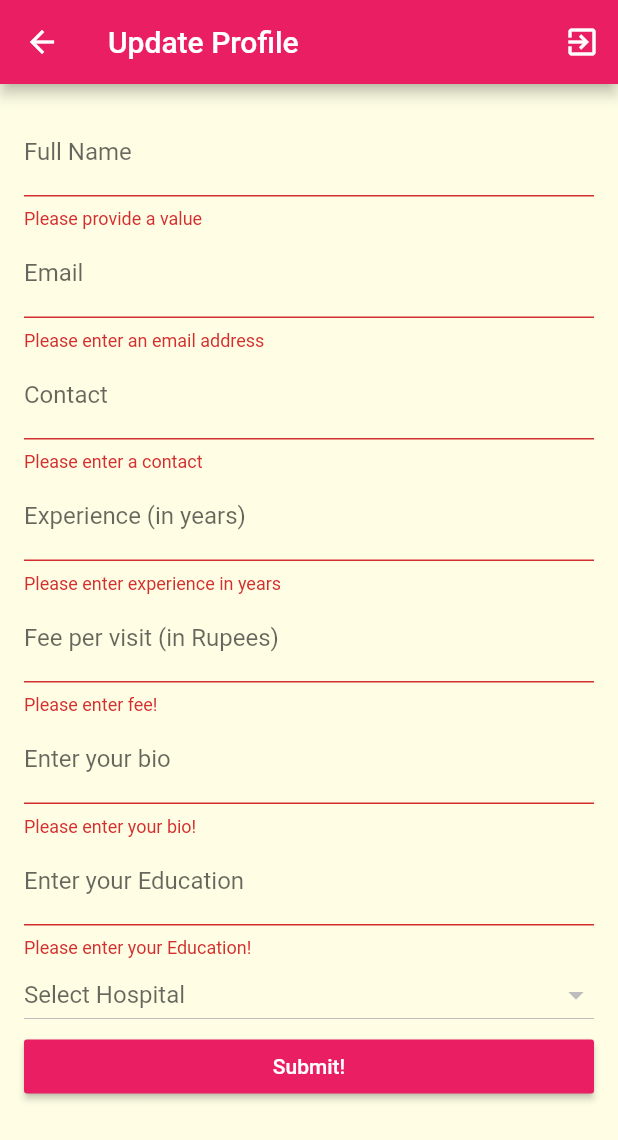
After one commit to ritiksingh8/Health-Services, a Flutter app: the UpdateProfile screen opened directly, after a tap on "Submit!", on a phone screen of 412 x 824 dp. The commit adds this screen. Shown: the top 1140 px of the screen. Run offline on Flutter 3.47's test engine with Material 2 defaults, Android fonts, the phone set to English and light mode, and no system bars; our stand-ins replace cloud_firestore, firebase_auth, firebase_storage, google_maps_flutter, image_picker; accounts and stored records are empty; network calls fail; statements that could not run were skipped.

Commit message:
added user profile update

```diff
--- a/lib/main.dart
+++ b/lib/main.dart
@@ -2,7 +2,7 @@ import 'package:flutter/material.dart';
 import 'package:health_service/screens/auth_screen.dart';
 import 'package:health_service/screens/doctor_detail_screen.dart';
 import 'package:health_service/screens/doctors_reviews_screen.dart';
-import 'package:health_service/screens/dummy_screen.dart';
+import 'package:health_service/screens/update_profile.dart';
 import './screens/doctors_list_screen.dart';
 import './screens/hospital_screen.dart';
 import './screens/hospital_detail_screen.dart';
@@ -102,7 +102,11 @@ class _HomeScreenState extends State<HomeScreen> {
                     );
                   }
 
-                  return boolSnapshot.data ? DummyScreen() : HospitalScreen();
+                  return boolSnapshot.data
+                      ? UpdateProfile(
+                          isUpdate: false,
+                        )
+                      : HospitalScreen();
                 });
           },
         );
--- a/lib/screens/dummy_screen.dart
+++ /dev/null
@@ -1,22 +0,0 @@
-import 'package:flutter/material.dart';
-import 'package:firebase_auth/firebase_auth.dart';
-
-class DummyScreen extends StatelessWidget {
-  @override
-  Widget build(BuildContext context) {
-    return Scaffold(
-      appBar: AppBar(
-        title: Text('Yash Bhosdika'),
-        actions: <Widget>[
-          IconButton(icon: Icon(Icons.search), onPressed: () {}),
-          IconButton(
-            icon: Icon(Icons.exit_to_app),
-            onPressed: () {
-              FirebaseAuth.instance.signOut();
-            },
-          ),
-        ],
-      ),
-    );
-  }
-}
--- /dev/null
+++ b/lib/screens/update_profile.dart
@@ -0,0 +1,367 @@
+import 'package:cloud_firestore/cloud_firestore.dart';
+import 'package:flutter/material.dart';
+import 'package:firebase_auth/firebase_auth.dart';
+
+class UpdateProfile extends StatefulWidget {
+  final bool isUpdate;
+
+  UpdateProfile({
+    this.isUpdate,
+  });
+  @override
+  _UpdateProfileState createState() => _UpdateProfileState();
+}
+
+class _UpdateProfileState extends State<UpdateProfile> {
+  final _form = GlobalKey<FormState>();
+  final _emailFocusNode = FocusNode();
+  final _contactFocusNode = FocusNode();
+  final _imageurlFocusNode = FocusNode();
+  final _typeFocusNode = FocusNode();
+  final _experienceFocusNode = FocusNode();
+  final _feeFocusNode = FocusNode();
+  final _aboutFocusNode = FocusNode();
+  final _educationFocusNode = FocusNode();
+  final _hospitalFocusNode = FocusNode();
+
+  Map<String, dynamic> _initValues = {
+    'name': '',
+    'email': '',
+    'contact': '',
+    'imageurl': '',
+    'type': '',
+    'experience': '',
+    'fee': '',
+    'about': "",
+    'education': '',
+    'hospital': '',
+  };
+
+  Map<String, dynamic> _submitValues = {
+    'name': '',
+    'email': '',
+    'contact': '',
+    'imageurl': '',
+    'type': '',
+    'experience': '',
+    'fee': '',
+    'about': "",
+    'education': '',
+    'hospital': '',
+  };
+
+  var _isLoading = false;
+  String currentUserId = '';
+
+  String _selectedHospital = 'h7TslvuiH6IeoaXlNbmB';
+
+  List<DropdownMenuItem<String>> hospitalList = [];
+  DocumentReference docRef;
+
+  Future<void> _saveForm() async {
+    final isValid = _form.currentState.validate();
+
+    if (!isValid) {
+      return;
+    }
+
+    _form.currentState.save();
+    setState(() {
+      _isLoading = true;
+    });
+
+    docRef = Firestore.instance
+        .collection('hospitals')
+        .document(_submitValues['hospital']);
+    _submitValues['hospital'] = docRef;
+
+    await Firestore.instance
+        .collection('doctors')
+        .document(currentUserId)
+        .setData(_submitValues);
+    print(_submitValues);
+    setState(() {
+      _isLoading = false;
+    });
+  }
+
+  @override
+  void initState() {
+    setState(() {
+      _isLoading = true;
+    });
+
+    Firestore.instance
+        .collection('hospitals')
+        .getDocuments()
+        .then((futureSnapshot) {
+      hospitalList = [];
+      futureSnapshot.documents.map((hospitalMap) {
+        print(hospitalMap['name']);
+        print(hospitalMap.documentID);
+        hospitalList.add(DropdownMenuItem(
+          child: Text(hospitalMap['name']),
+          value: hospitalMap.documentID,
+        ));
+      }).toList();
+    });
+
+    if (widget.isUpdate) {
+      FirebaseAuth.instance.currentUser().then((user) {
+        currentUserId = user.uid;
+        Firestore.instance
+            .collection('doctors')
+            .document(user.uid)
+            .get()
+            .then((docSnapshot) {
+          _initValues['name'] = docSnapshot.data['name'];
+          _initValues['email'] = docSnapshot.data['email'];
+          _initValues['contact'] = docSnapshot.data['contact'];
+          _initValues['imageurl'] = docSnapshot.data['imageurl'];
+          _initValues['type'] = docSnapshot.data['type'];
+          _initValues['experience'] = docSnapshot.data['experience'];
+          _initValues['fee'] = docSnapshot.data['fee'];
+          _initValues['about'] = docSnapshot.data['about'];
+          _initValues['education'] = docSnapshot.data['education'];
+          _submitValues['imageurl'] = docSnapshot.data['imageurl'];
+          _selectedHospital =
+              docSnapshot.data['hospital'].toString().split('/')[1];
+        });
+      });
+    } else {
+      FirebaseAuth.instance.currentUser().then((user) {
+        currentUserId = user.uid;
+        Firestore.instance
+            .collection('doctors')
+            .document(user.uid)
+            .get()
+            .then((docSnapshot) {
+          _initValues['name'] = docSnapshot.data['name'];
+          _initValues['email'] = docSnapshot.data['email'];
+          _initValues['imageurl'] = docSnapshot.data['imageurl'];
+          _submitValues['imageurl'] = docSnapshot.data['imageurl'];
+          setState(() {
+            _isLoading = false;
+          });
+        });
+
+        print(_initValues);
+      });
+      FirebaseAuth.instance.currentUser().then((user) {
+        currentUserId = user.uid;
+        Firestore.instance
+            .collection('doctors')
+            .document(user.uid)
+            .get()
+            .then((docSnapshot) {
+          _initValues['name'] = docSnapshot.data['name'];
+          _initValues['email'] = docSnapshot.data['email'];
+          _initValues['imageurl'] = docSnapshot.data['imageurl'];
+          setState(() {
+            _isLoading = false;
+          });
+        });
+
+        print(_initValues);
+      });
+    }
+
+    super.initState();
+  }
+
+  @override
+  Widget build(BuildContext context) {
+    return Scaffold(
+      appBar: AppBar(
+        title: Text('Update Profile'),
+        actions: <Widget>[
+          IconButton(
+            icon: Icon(Icons.exit_to_app),
+            onPressed: () {
+              FirebaseAuth.instance.signOut();
+            },
+          ),
+        ],
+      ),
+      body: _isLoading
+          ? Center(child: CircularProgressIndicator())
+          : Padding(
+              padding: const EdgeInsets.all(16.0),
+              child: Form(
+                key: _form,
+                child: ListView(
+                  children: <Widget>[
+                    TextFormField(
+                      initialValue: _initValues['name'],
+                      decoration: InputDecoration(
+                        labelText: 'Full Name',
+                      ),
+                      textInputAction: TextInputAction.next,
+                      onFieldSubmitted: (_) {
+                        FocusScope.of(context).requestFocus(_emailFocusNode);
+                      },
+                      validator: (value) {
+                        if (value.isEmpty) {
+                          return 'Please provide a value';
+                        }
+                        return null;
+                      },
+                      onSaved: (value) {
+                        _submitValues['name'] = value;
+                      },
+                    ),
+                    TextFormField(
+                      initialValue: _initValues['email'],
+                      decoration: InputDecoration(
+                        labelText: 'Email',
+                      ),
+                      textInputAction: TextInputAction.next,
+                      keyboardType: TextInputType.emailAddress,
+                      focusNode: _emailFocusNode,
+                      onFieldSubmitted: (_) {
+                        FocusScope.of(context).requestFocus(_contactFocusNode);
+                      },
+                      validator: (value) {
+                        if (value.isEmpty) {
+                          return 'Please enter an email address';
+                        }
+                        if (!value.contains('@')) {
+                          return 'Please enter a valid email address';
+                        }
+                        return null;
+                      },
+                      onSaved: (value) {
+                        _submitValues['email'] = value;
+                      },
+                    ),
+                    TextFormField(
+                      initialValue: _initValues['contact'],
+                      decoration: InputDecoration(
+                        labelText: 'Contact',
+                      ),
+                      keyboardType: TextInputType.number,
+                      focusNode: _contactFocusNode,
+                      onFieldSubmitted: (_) {
+                        FocusScope.of(context).requestFocus(_typeFocusNode);
+                      },
+                      validator: (value) {
+                        if (value.isEmpty) {
+                          return 'Please enter a contact';
+                        }
+                        if (value.length != 10) {
+                          return 'Should be 10 digits long';
+                        }
+                        return null;
+                      },
+                      onSaved: (value) {
+                        _submitValues['contact'] = value;
+                      },
+                    ),
+                    TextFormField(
+                      initialValue: _initValues['experience'],
+                      decoration: InputDecoration(
+                        labelText: 'Experience (in years)',
+                      ),
+                      keyboardType: TextInputType.number,
+                      focusNode: _experienceFocusNode,
+                      onFieldSubmitted: (_) {
+                        FocusScope.of(context).requestFocus(_feeFocusNode);
+                      },
+                      validator: (value) {
+                        if (value.isEmpty) {
+                          return 'Please enter experience in years';
+                        }
+                        return null;
+                      },
+                      onSaved: (value) {
+                        _submitValues['experience'] = value + " Years";
+                      },
+                    ),
+                    TextFormField(
+                      initialValue: _initValues['fee'],
+                      decoration: InputDecoration(
+                        labelText: 'Fee per visit (in Rupees)',
+                      ),
+                      keyboardType: TextInputType.number,
+                      focusNode: _feeFocusNode,
+                      onFieldSubmitted: (_) {
+                        FocusScope.of(context).requestFocus(_aboutFocusNode);
+                      },
+                      validator: (value) {
+                        if (value.isEmpty) {
+                          return 'Please enter fee!';
+                        }
+                        return null;
+                      },
+                      onSaved: (value) {
+                        _submitValues['fee'] = value;
+                      },
+                    ),
+                    TextFormField(
+                      initialValue: _initValues['about'],
+                      decoration: InputDecoration(
+                        labelText: 'Enter your bio',
+                      ),
+                      focusNode: _aboutFocusNode,
+                      keyboardType: TextInputType.multiline,
+                      maxLines: null,
+                      onFieldSubmitted: (_) {
+                        FocusScope.of(context)
+                            .requestFocus(_educationFocusNode);
+                      },
+                      validator: (value) {
+                        if (value.isEmpty) {
+                          return 'Please enter your bio!';
+                        }
+                        return null;
+                      },
+                      onSaved: (value) {
+                        _submitValues['about'] = value;
+                      },
+                    ),
+                    TextFormField(
+                      initialValue: _initValues['education'],
+                      decoration: InputDecoration(
+                        labelText: 'Enter your Education',
+                      ),
+                      focusNode: _educationFocusNode,
+                      keyboardType: TextInputType.multiline,
+                      maxLines: null,
+                      onFieldSubmitted: (_) {
+                        FocusScope.of(context).requestFocus(_hospitalFocusNode);
+                      },
+                      validator: (value) {
+                        if (value.isEmpty) {
+                          return 'Please enter your Education!';
+                        }
+                        return null;
+                      },
+                      onSaved: (value) {
+                        _submitValues['education'] = value;
+                      },
+                    ),
+                    DropdownButton(
+                      hint: new Text('Select Hospital'),
+                      items: hospitalList,
+                      value: _selectedHospital,
+                      onChanged: (value) {
+                        setState(() {
+                          _selectedHospital = value;
+                          _submitValues['hospital'] = value;
+                        });
+                      },
+                      isExpanded: true,
+                    ),
+                    RaisedButton(
+                      onPressed: _saveForm,
+                      child: Text('Submit!'),
+                      textColor: Colors.white,
+                      color: Theme.of(context).primaryColor,
+                    ),
+                  ],
+                ),
+              ),
+            ),
+    );
+  }
+}
```
